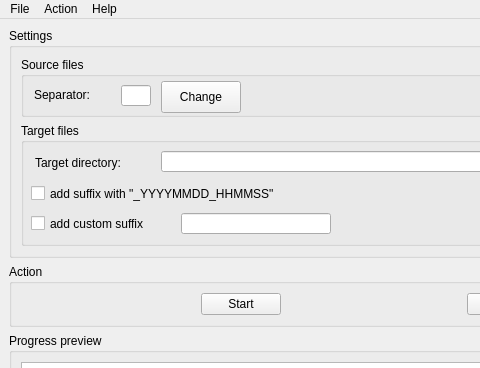
LimberDuck/converter-csv, file designer/mainwindow.ui: the form before one commit; both pictures show x 0 to 480 and y 0 to 368 of the 750 by 550 pixel window.
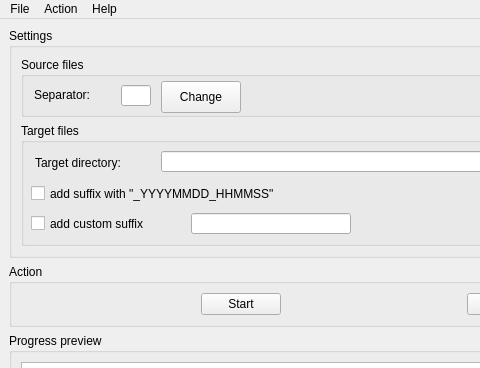
The form after the commit.

Commit message: Suffix fields width increased

The edit to the form file:
```diff
--- a/designer/mainwindow.ui
+++ b/designer/mainwindow.ui
@@ -248,7 +248,7 @@
            <rect>
             <x>10</x>
             <y>60</y>
-            <width>300</width>
+            <width>320</width>
             <height>21</height>
            </rect>
           </property>
@@ -260,7 +260,7 @@
           </property>
           <property name="maximumSize">
            <size>
-            <width>300</width>
+            <width>320</width>
             <height>16777215</height>
            </size>
           </property>
@@ -299,9 +299,9 @@
           </property>
           <property name="geometry">
            <rect>
-            <x>160</x>
+            <x>170</x>
             <y>90</y>
-            <width>150</width>
+            <width>160</width>
             <height>21</height>
            </rect>
           </property>
@@ -313,7 +313,7 @@
           </property>
           <property name="maximumSize">
            <size>
-            <width>150</width>
+            <width>160</width>
             <height>16777215</height>
            </size>
           </property>
```
The commit also changes 1 other file.
